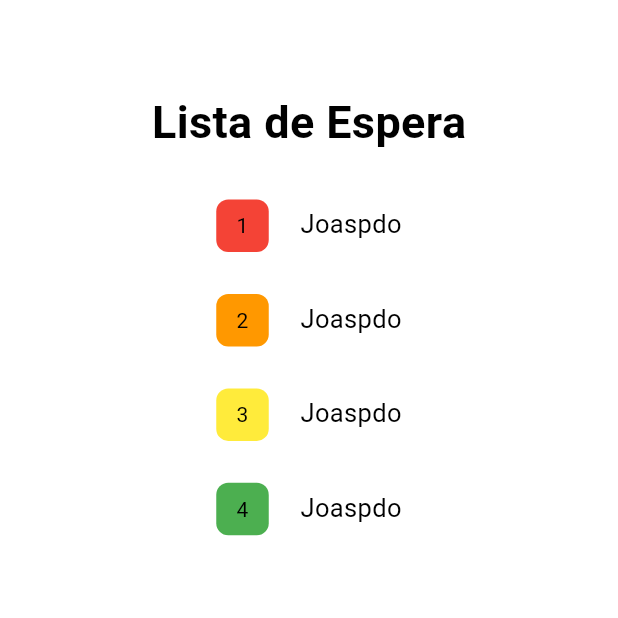
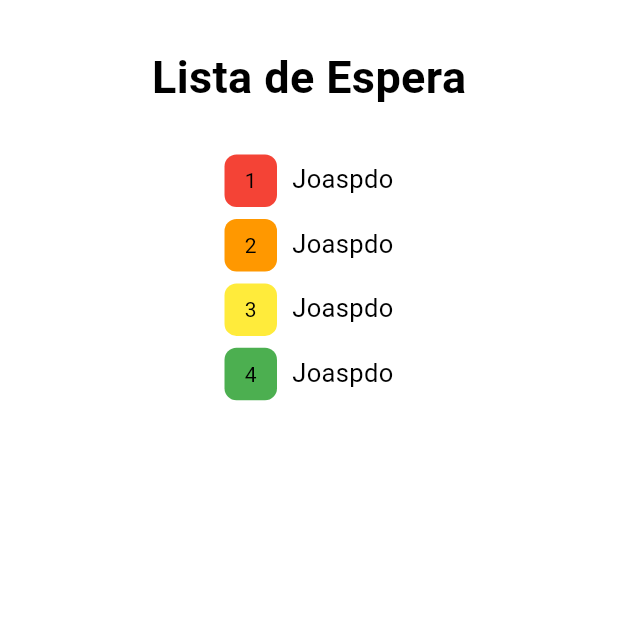
Before and after one commit to alexandrendev/app-queue, a Flutter app: the HomeAtendente screen opened by its route, on a phone screen of 412 x 824 dp, the top half of it. Run offline on Flutter 3.47's test engine with Material 3 defaults, Android fonts, the phone set to English and light mode, and no system bars.

Commit message:
Fix: Spacing elemets in home page

```diff
--- a/app_queue/lib/pages/home_atendente.dart
+++ b/app_queue/lib/pages/home_atendente.dart
@@ -11,7 +11,6 @@ class HomeAtendente extends StatelessWidget {
       body: Column(
           mainAxisAlignment: MainAxisAlignment.start,
           crossAxisAlignment: CrossAxisAlignment.center,
-          spacing: 30,
           children: [
             SizedBox(
               height: 30,
@@ -22,23 +21,25 @@ class HomeAtendente extends StatelessWidget {
                 child: Text('Lista de Espera', style: TextStyle(fontSize: 30, fontWeight: FontWeight.bold)),
               ),
             ),
+            SizedBox(
+              height: 30,
+            ),
             Container(
               width: MediaQuery.of(context).size.width * 0.8,
               height: MediaQuery.of(context).size.height * 0.04,
               child: Row(
                 mainAxisAlignment: MainAxisAlignment.center,
                 crossAxisAlignment: CrossAxisAlignment.center,
-                spacing: 10,
                 children: [
                   Priority(color: Colors.red, position: 1),
                   SizedBox(
-                    width: 1,
+                    width: 10,
                   ),
                   MyPerson(name: 'Joaspdo'),
                 ],
               ),
             ),
-
+            SizedBox(height: 10,),
             Container(
               // decoration: BoxDecoration(color: Colors.green),
               width: MediaQuery.of(context).size.width * 0.8,
@@ -46,17 +47,16 @@ class HomeAtendente extends StatelessWidget {
               child: Row(
                 mainAxisAlignment: MainAxisAlignment.center,
                 crossAxisAlignment: CrossAxisAlignment.center,
-                spacing: 10,
                 children: [
                   Priority(color: Colors.orange, position: 2),
                   SizedBox(
-                    width: 1,
+                    width: 10,
                   ),
                   MyPerson(name: 'Joaspdo'),
                 ],
               ),
             ),
-
+            SizedBox(height: 10,),
             Container(
               // decoration: BoxDecoration(color: Colors.green),
               width: MediaQuery.of(context).size.width * 0.8,
@@ -64,17 +64,16 @@ class HomeAtendente extends StatelessWidget {
               child: Row(
                 mainAxisAlignment: MainAxisAlignment.center,
                 crossAxisAlignment: CrossAxisAlignment.center,
-                spacing: 10,
                 children: [
                   Priority(color: Colors.yellow, position: 3),
                   SizedBox(
-                    width: 1,
+                    width: 10,
                   ),
                   MyPerson(name: 'Joaspdo'),
                 ],
               ),
             ),
-
+            SizedBox(height: 10,),
             Container(
               // decoration: BoxDecoration(color: Colors.green),
               width: MediaQuery.of(context).size.width * 0.8,
@@ -82,11 +81,11 @@ class HomeAtendente extends StatelessWidget {
               child: Row(
                 mainAxisAlignment: MainAxisAlignment.center,
                 crossAxisAlignment: CrossAxisAlignment.center,
-                spacing: 10,
+
                 children: [
                   Priority(color: Colors.green, position: 4),
                   SizedBox(
-                    width: 1,
+                    width: 10,
                   ),
                   MyPerson(name: 'Joaspdo'),
                 ],
```
